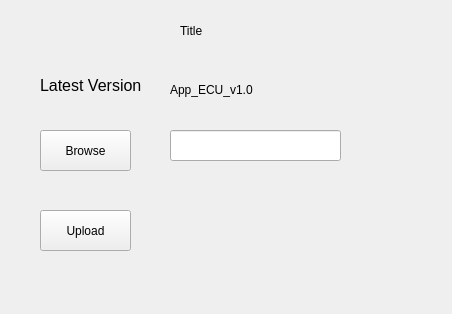
Before: the Qt Designer form Server/GUI/App.ui in YehiaEhab16/FOTA_Graduation-Project-2022, drawn with Qt 5.
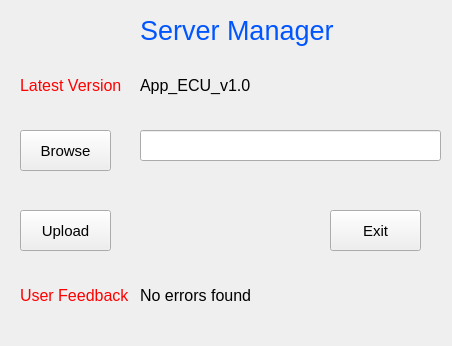
After: the same form once the commit is applied. Icons and pictures are not drawn.

What changed in the file:
```diff
--- a/Server/GUI/App.ui
+++ b/Server/GUI/App.ui
@@ -7,7 +7,7 @@
     <x>0</x>
     <y>0</y>
     <width>452</width>
-    <height>314</height>
+    <height>346</height>
    </rect>
   </property>
   <property name="windowTitle">
@@ -1255,12 +1255,17 @@
   <widget class="QPushButton" name="upload">
    <property name="geometry">
     <rect>
-     <x>40</x>
+     <x>20</x>
      <y>210</y>
      <width>91</width>
      <height>41</height>
     </rect>
    </property>
+   <property name="font">
+    <font>
+     <pointsize>11</pointsize>
+    </font>
+   </property>
    <property name="text">
     <string>Upload</string>
    </property>
@@ -1268,12 +1273,17 @@
   <widget class="QPushButton" name="browse">
    <property name="geometry">
     <rect>
-     <x>40</x>
+     <x>20</x>
      <y>130</y>
      <width>91</width>
      <height>41</height>
     </rect>
    </property>
+   <property name="font">
+    <font>
+     <pointsize>11</pointsize>
+    </font>
+   </property>
    <property name="text">
     <string>Browse</string>
    </property>
@@ -1281,17 +1291,22 @@
   <widget class="QLineEdit" name="lineEdit">
    <property name="geometry">
     <rect>
-     <x>170</x>
+     <x>140</x>
      <y>130</y>
-     <width>171</width>
+     <width>301</width>
      <height>31</height>
     </rect>
    </property>
+   <property name="font">
+    <font>
+     <pointsize>11</pointsize>
+    </font>
+   </property>
   </widget>
   <widget class="QLabel" name="Label">
    <property name="geometry">
     <rect>
-     <x>40</x>
+     <x>20</x>
      <y>60</y>
      <width>111</width>
      <height>51</height>
@@ -1308,6 +1323,9 @@
      <pointsize>12</pointsize>
     </font>
    </property>
+   <property name="styleSheet">
+    <string notr="true">color: rgb(255, 0, 0);</string>
+   </property>
    <property name="text">
     <string>Latest Version</string>
    </property>
@@ -1315,12 +1333,17 @@
   <widget class="QLabel" name="version">
    <property name="geometry">
     <rect>
-     <x>170</x>
-     <y>80</y>
+     <x>140</x>
+     <y>70</y>
      <width>171</width>
-     <height>20</height>
+     <height>31</height>
     </rect>
    </property>
+   <property name="font">
+    <font>
+     <pointsize>12</pointsize>
+    </font>
+   </property>
    <property name="text">
     <string>App_ECU_v1.0</string>
    </property>
@@ -1328,14 +1351,85 @@
   <widget class="QLabel" name="title">
    <property name="geometry">
     <rect>
-     <x>180</x>
-     <y>20</y>
-     <width>61</width>
-     <height>21</height>
+     <x>140</x>
+     <y>10</y>
+     <width>271</width>
+     <height>41</height>
     </rect>
    </property>
+   <property name="font">
+    <font>
+     <pointsize>20</pointsize>
+    </font>
+   </property>
+   <property name="styleSheet">
+    <string notr="true">color: rgb(0, 85, 255);</string>
+   </property>
    <property name="text">
-    <string>Title</string>
+    <string>Server Manager</string>
+   </property>
+  </widget>
+  <widget class="QPushButton" name="exit">
+   <property name="geometry">
+    <rect>
+     <x>330</x>
+     <y>210</y>
+     <width>91</width>
+     <height>41</height>
+    </rect>
+   </property>
+   <property name="font">
+    <font>
+     <pointsize>11</pointsize>
+    </font>
+   </property>
+   <property name="text">
+    <string>Exit</string>
+   </property>
+  </widget>
+  <widget class="QLabel" name="error">
+   <property name="geometry">
+    <rect>
+     <x>140</x>
+     <y>280</y>
+     <width>171</width>
+     <height>31</height>
+    </rect>
+   </property>
+   <property name="font">
+    <font>
+     <pointsize>12</pointsize>
+    </font>
+   </property>
+   <property name="text">
+    <string>No errors found</string>
+   </property>
+  </widget>
+  <widget class="QLabel" name="Label_2">
+   <property name="geometry">
+    <rect>
+     <x>20</x>
+     <y>270</y>
+     <width>111</width>
+     <height>51</height>
+    </rect>
+   </property>
+   <property name="sizePolicy">
+    <sizepolicy hsizetype="Preferred" vsizetype="Preferred">
+     <horstretch>0</horstretch>
+     <verstretch>0</verstretch>
+    </sizepolicy>
+   </property>
+   <property name="font">
+    <font>
+     <pointsize>12</pointsize>
+    </font>
+   </property>
+   <property name="styleSheet">
+    <string notr="true">color: rgb(255, 0, 0);</string>
+   </property>
+   <property name="text">
+    <string>User Feedback</string>
    </property>
   </widget>
  </widget>
```
Left out of the diff: 4 changed lines with no effect on the pictures.
